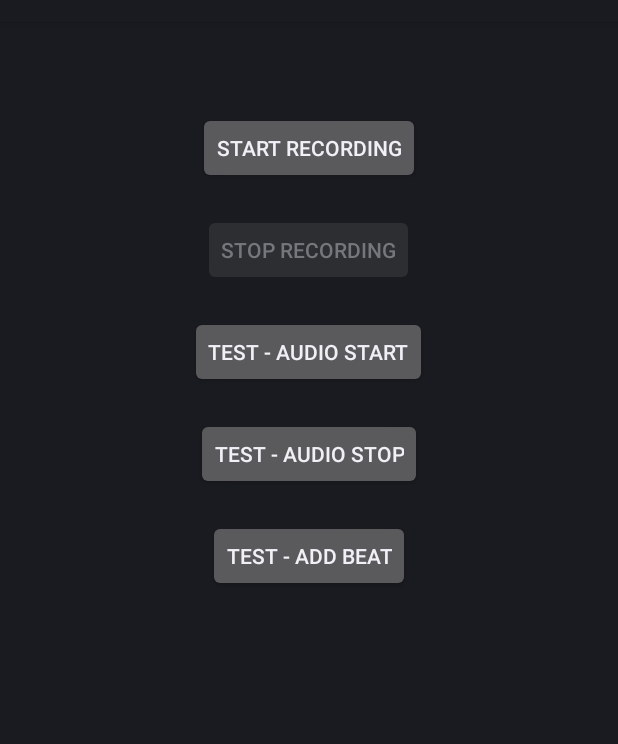
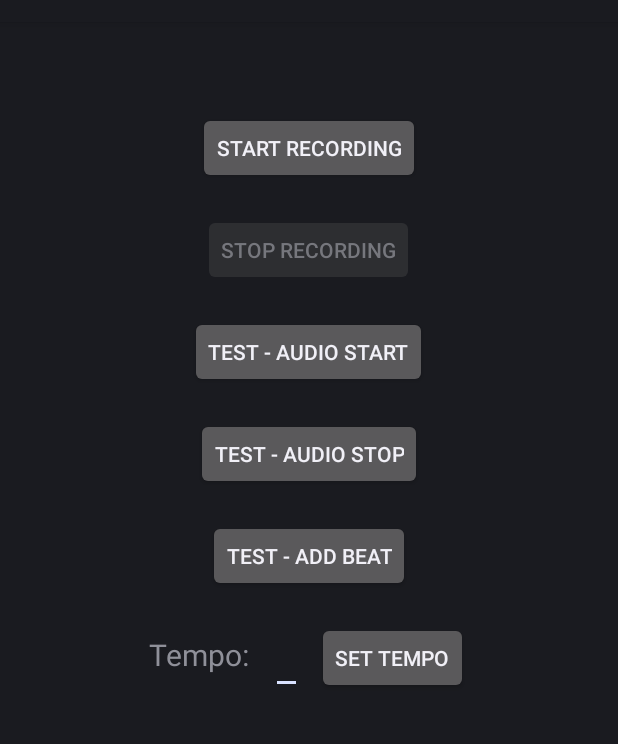
Before and after one commit to senyuuri/gesture-drumkit, an Android app: the RecordingActivity screen opened directly, with no data from a screen before it, after a tap on "STOP RECORDING", on a phone screen of 412 x 824 dp, the part 62-806 px from its top. Run offline under Robolectric (Android 15) with nearby library versions, the phone set to English and light mode, and no system bars; our stand-ins replace RxJava; 2 statements that could not run were skipped; 1 other tap on this screen came first.

Commit message:
Added ui, but setting tempo crashes

```diff
--- a/AndroidApp/app/src/main/java/com/cs4347/drumkit/RecordingActivity.kt
+++ b/AndroidApp/app/src/main/java/com/cs4347/drumkit/RecordingActivity.kt
@@ -12,7 +12,8 @@ import java.io.File
 import java.sql.Date
 import java.sql.Timestamp
 import android.content.res.AssetManager
-
+import android.text.Editable
+import android.text.TextWatcher
 
 
 /**
@@ -27,22 +28,30 @@ class RecordingActivity: Activity() {
     private external fun native_onStart(assetManager: AssetManager)
     private external fun native_onStop()
     private external fun native_insertBeat(channel_idx: Int)
+    private external fun native_setTempo(tempo: Int)
 
     companion object {
-        private val rootDir = "drumkit_record"
+        private const val rootDir = "drumkit_record"
         // existing sensors all give 3 data values
-        private val csvHeaders = "sensor_type,timestamp_ms,data1,data2,data3"
+        private const val csvHeaders = "sensor_type,timestamp_ms,data1,data2,data3"
+        private const val defaultTempo = 60
     }
 
     private val dataLoggerDisposable = CompositeDisposable()
+
+    private fun toggleRecordingButtons(startRecording: Boolean) {
+        stop_button.isEnabled = startRecording
+        start_button.isEnabled = !startRecording
+        audio_start_button.isEnabled = !startRecording
+        audio_stop_button.isEnabled = !startRecording
+        audio_insert_beat_button.isEnabled = !startRecording
+    }
 
     override fun onCreate(savedInstanceState: Bundle?) {
         super.onCreate(savedInstanceState)
         setContentView(R.layout.activity_recording)
 
         start_button.setOnClickListener {
-            stop_button.isEnabled = true
-            start_button.isEnabled = false
 
             val fileName = "${timeNow()}.csv"
             val fileLoc = "${Environment.getExternalStorageDirectory().absolutePath}/$rootDir/$fileName"
@@ -51,6 +60,8 @@ class RecordingActivity: Activity() {
             fileWriter.newLine()
 
             val closeFile = { fileWriter.close() }
+
+            toggleRecordingButtons(true)
 
             val sub = SensorDataSubject.instance.observe()
                     .subscribeOn(Schedulers.io())
@@ -66,11 +77,13 @@ class RecordingActivity: Activity() {
                         fileWriter.newLine()
                     }
             dataLoggerDisposable.add(sub)
+            // start playing audio for metronome
+            native_onStart(assets)
         }
 
         stop_button.setOnClickListener {
-            stop_button.isEnabled = false
-            start_button.isEnabled = true
+            toggleRecordingButtons(false)
+            native_onStop();
             dataLoggerDisposable.clear()
         }
 
@@ -87,6 +100,10 @@ class RecordingActivity: Activity() {
             native_insertBeat(0);
         }
 
+        set_tempo_button.setOnClickListener {
+            val tempoVal: Int = tempo_edittext.text.toString().toInt()
+            native_setTempo(tempoVal)
+        }
     }
 
     override fun onStop() {
--- a/AndroidApp/app/src/main/res/layout/activity_recording.xml
+++ b/AndroidApp/app/src/main/res/layout/activity_recording.xml
@@ -19,6 +19,7 @@
         android:layout_height="wrap_content"
         android:layout_gravity="center_horizontal"
         android:layout_margin="10dp"
+        android:enabled="false"
         android:text="Stop Recording"/>
 
 
@@ -47,10 +48,35 @@
         android:layout_margin="10dp"
         android:text="Test - Add Beat"/>
 
+    <LinearLayout
+        android:layout_gravity="center_horizontal"
+        android:layout_margin="10dp"
+        android:orientation="horizontal"
+        android:layout_width="wrap_content"
+        android:layout_height="wrap_content">
 
+        <TextView
+            android:id="@+id/tempo_tv"
+            android:layout_width="wrap_content"
+            android:layout_height="wrap_content"
+            android:textSize="20sp"
+            android:text="Tempo: "/>
 
-    <TextView
-        android:id="@+id/last_recorded_time_tv"
-        android:layout_width="wrap_content"
-        android:layout_height="wrap_content"/>
+        <EditText
+            android:id="@+id/tempo_edittext"
+            android:layout_width="wrap_content"
+            android:layout_height="wrap_content"
+            android:layout_gravity="center_horizontal"
+            android:textSize="20sp"
+            android:layout_margin="10dp"
+            android:inputType="numberSigned"
+            />
+
+        <Button
+            android:id="@+id/set_tempo_button"
+            android:layout_width="wrap_content"
+            android:layout_height="wrap_content"
+            android:text="Set Tempo"/>
+
+    </LinearLayout>
 </LinearLayout>
```
